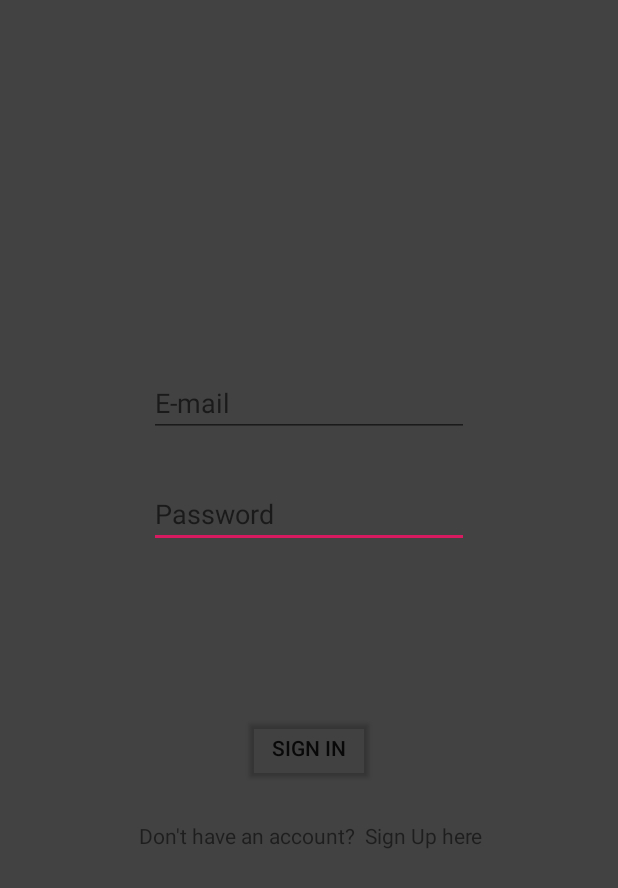
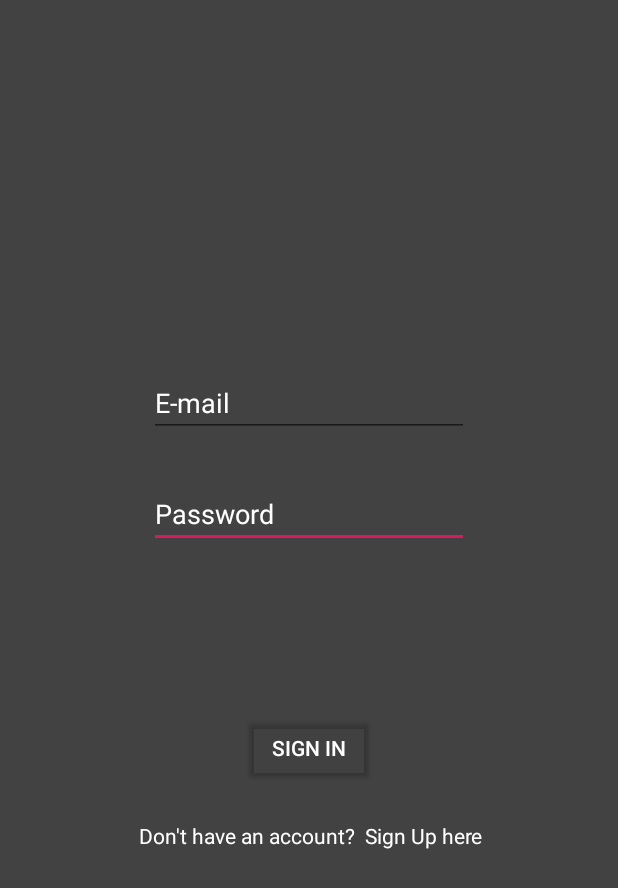
Before and after one commit to CMPUT301F19T31/NeedArraysBoss, an Android app: the layout login.xml on its own in the app's theme, with its tools: preview values and no code run, on a phone screen of 412 x 824 dp. Shown: the top 888 px of the screen. Run offline under Robolectric (Android 15) with nearby library versions, the light colour scheme and no system bars.

Commit message:
login/signup merged

```diff
--- a/app/src/main/res/layout/login.xml
+++ b/app/src/main/res/layout/login.xml
@@ -15,7 +15,8 @@
         android:ems="10"
         android:hint="Password"
         android:inputType="textPassword"
-        android:text="" />
+        android:textColor="@color/white"
+        android:textColorHint="@color/white"/>
 
     <Button
         android:id="@+id/login"
@@ -25,7 +26,9 @@
         android:layout_centerHorizontal="true"
         android:layout_marginBottom="301dp"
         android:backgroundTint="@color/cardview_shadow_end_color"
-        android:text="Sign In" />
+        android:text="Sign In"
+        android:textColor="@color/white"
+        android:onClick="signInUser"/>
 
     <EditText
         android:id="@+id/email"
@@ -36,7 +39,9 @@
         android:layout_marginTop="246dp"
         android:ems="10"
         android:inputType="textEmailAddress"
-        android:hint="E-mail"/>
+        android:hint="E-mail"
+        android:textColor="@color/white"
+        android:textColorHint="@color/white"/>
 
     <TextView
         android:id="@+id/textView"
@@ -49,5 +54,7 @@
         android:layout_marginEnd="90dp"
         android:layout_marginRight="90dp"
         android:layout_marginBottom="257dp"
-        android:text="Don't have an account?  Sign Up here" />
+        android:text="Don't have an account?  Sign Up here"
+        android:textColor="@color/white"
+        android:onClick="createUser"/>
 </RelativeLayout>
```
Also changed, not shown: app/src/main/java/com/example/moodio/Login.java (deleted, +0 -141 lines), app/src/main/java/com/example/moodio/SignUpActivity.java (deleted, +0 -129 lines), app/src/main/java/com/example/moodtracker/HomeFragment.java (+3 -4 lines), app/src/main/java/com/example/moodtracker/Login.java (added, +76 -0 lines), app/src/main/java/com/example/moodtracker/SignUpActivity.java (added, +91 -0 lines), app/src/main/res/layout/activity_sign_up.xml (+21 -7 lines), 1 other file.
